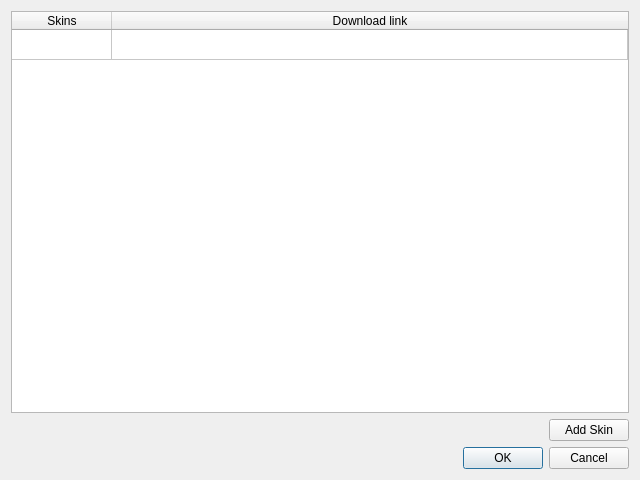
First picture: the form in forms/skinsurl.ui, repository MirayaProject/miraya, before the edit.
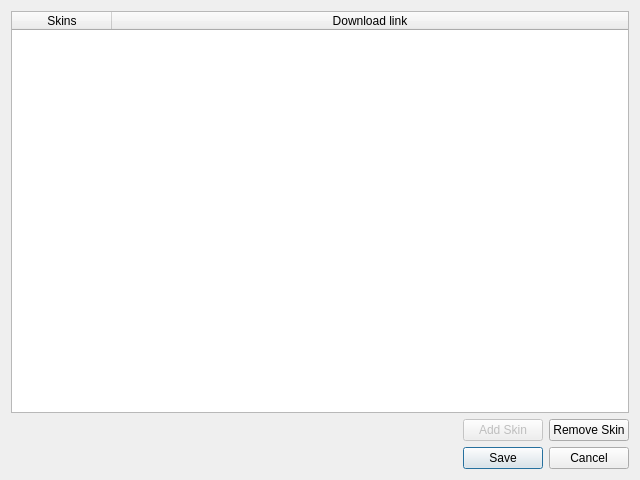
Second picture: the form after the edit.

Commit message: 🟤 skins: added functionality

Diff of the .ui file:
```diff
--- a/forms/skinsurl.ui
+++ b/forms/skinsurl.ui
@@ -14,6 +14,16 @@
    <string>Skins URLs</string>
   </property>
   <layout class="QGridLayout" name="gridLayout">
+   <item row="1" column="2">
+    <widget class="QPushButton" name="addSkinBtn">
+     <property name="enabled">
+      <bool>false</bool>
+     </property>
+     <property name="text">
+      <string>Add Skin</string>
+     </property>
+    </widget>
+   </item>
    <item row="1" column="1">
     <spacer name="horizontalSpacer">
      <property name="orientation">
@@ -34,14 +44,14 @@
      </property>
     </widget>
    </item>
-   <item row="1" column="2">
-    <widget class="QPushButton" name="addSkinBtn">
+   <item row="1" column="3">
+    <widget class="QPushButton" name="removeSkinBtn">
      <property name="text">
-      <string>Add Skin</string>
+      <string>Remove Skin</string>
      </property>
     </widget>
    </item>
-   <item row="0" column="0" colspan="3">
+   <item row="0" column="0" colspan="4">
     <widget class="QTableWidget" name="skinURLsTable">
      <property name="alternatingRowColors">
       <bool>true</bool>
@@ -58,11 +68,6 @@
      <attribute name="verticalHeaderVisible">
       <bool>false</bool>
      </attribute>
-     <row>
-      <property name="text">
-       <string/>
-      </property>
-     </row>
      <column>
       <property name="text">
        <string>Skins</string>
@@ -75,13 +80,13 @@
      </column>
     </widget>
    </item>
-   <item row="3" column="0" colspan="3">
+   <item row="3" column="0" colspan="4">
     <widget class="QDialogButtonBox" name="buttonBox">
      <property name="orientation">
       <enum>Qt::Horizontal</enum>
      </property>
      <property name="standardButtons">
-      <set>QDialogButtonBox::Cancel|QDialogButtonBox::Ok</set>
+      <set>QDialogButtonBox::Cancel|QDialogButtonBox::Save</set>
      </property>
     </widget>
    </item>
```
Left out of the diff: 16 changed lines with no effect on the pictures. The commit also changes 2 other files.
